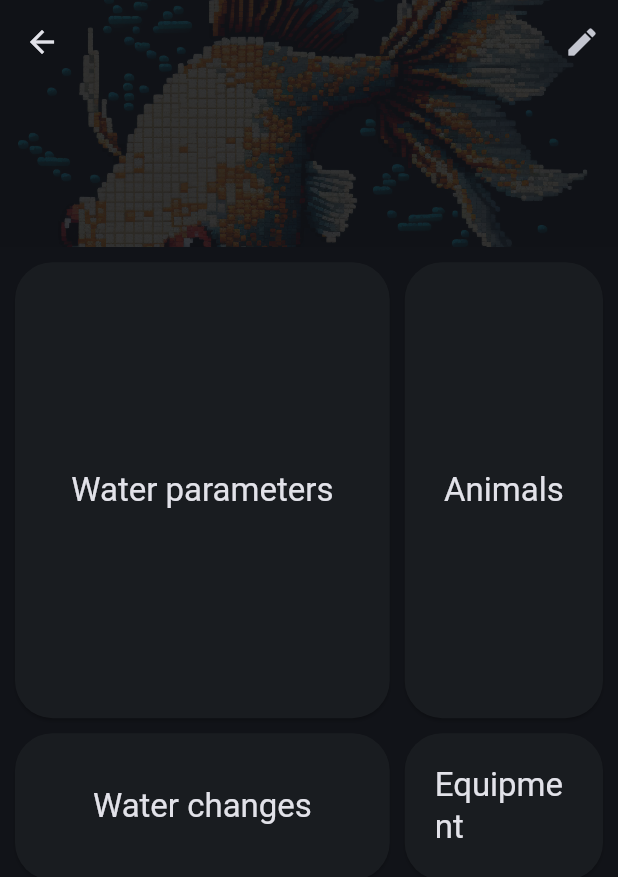
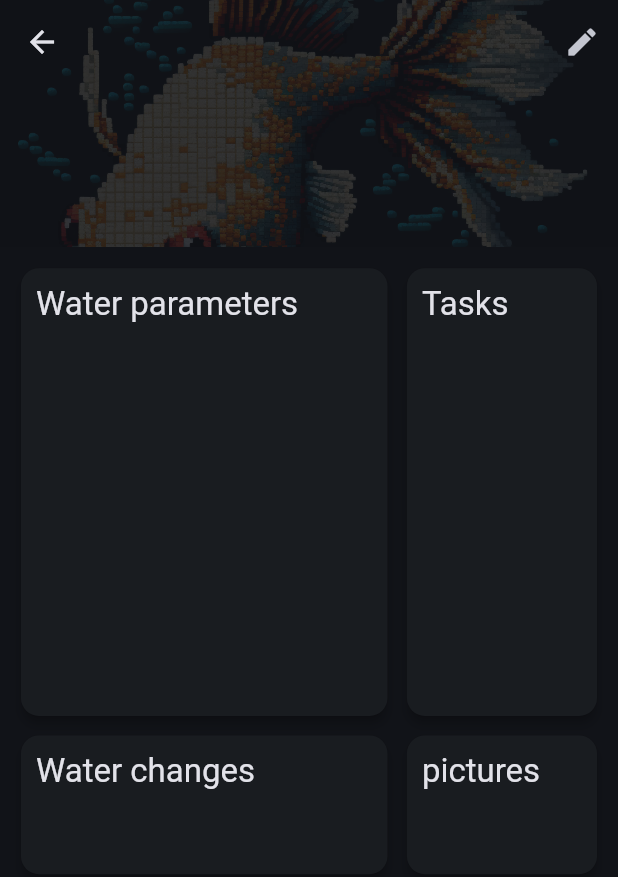
Before and after one commit to AntoineHo6/aquarium_bleu, a Flutter app: the TankPage screen opened directly with empty values, on a phone screen of 412 x 824 dp. Shown: the top 877 px of the screen. Run offline on Flutter 3.47's test engine with Material 2 defaults, Android fonts, the phone set to English and light mode, and no system bars; our stand-ins replace cloud_firestore, firebase_auth, firebase_core, rxdart, shared_preferences, syncfusion_flutter_charts; missing offline and left inert: firebase_ui_auth, firebase_ui_oauth_google; accounts and stored records are empty; generated files the repository leaves out were written again.

```diff
--- a/aquarium_bleu/lib/widgets/tank_page/big_buttons_section.dart
+++ b/aquarium_bleu/lib/widgets/tank_page/big_buttons_section.dart
@@ -28,9 +28,8 @@ class BigButtonsSection extends StatelessWidget {
                         right: _marginBetweenBigButtons,
                         bottom: _marginBetweenBigButtons,
                       ),
-                      child: ElevatedButton(
-                        style: _bigButtonsStyle,
-                        onPressed: () {
+                      child: GestureDetector(
+                        onTap: () {
                           Navigator.push(
                             context,
                             MaterialPageRoute(
@@ -38,9 +37,18 @@ class BigButtonsSection extends StatelessWidget {
                             ),
                           );
                         },
+                        child: Card(
+                          elevation: 3,
+                          child: Padding(
+                            padding: const EdgeInsets.all(_cardPadding),
+                            child: Align(
+                              alignment: Alignment.topLeft,
                               child: Text(
                                 AppLocalizations.of(context).waterParameters,
                                 style: Theme.of(context).textTheme.titleLarge,
+                              ),
+                            ),
+                          ),
                         ),
                       ),
                     ),
@@ -55,12 +63,14 @@ class BigButtonsSection extends StatelessWidget {
                         top: _marginBetweenBigButtons,
                         right: _marginBetweenBigButtons,
                       ),
-                      child: ElevatedButton(
-                        style: _bigButtonsStyle,
-                        onPressed: () => {},
+                      child: Card(
+                        elevation: 3,
+                        child: Padding(
+                          padding: const EdgeInsets.all(_cardPadding),
                           child: Text(
                             AppLocalizations.of(context).waterChanges,
                             style: Theme.of(context).textTheme.titleLarge,
+                          ),
                         ),
                       ),
                     ),
@@ -82,12 +92,14 @@ class BigButtonsSection extends StatelessWidget {
                         left: _marginBetweenBigButtons,
                         bottom: _marginBetweenBigButtons,
                       ),
-                      child: ElevatedButton(
-                        style: _bigButtonsStyle,
-                        onPressed: () => {},
+                      child: Card(
+                        elevation: 3,
+                        child: Padding(
+                          padding: const EdgeInsets.all(_cardPadding),
                           child: Text(
-                          AppLocalizations.of(context).animals,
+                            AppLocalizations.of(context).tasks,
                             style: Theme.of(context).textTheme.titleLarge,
+                          ),
                         ),
                       ),
                     ),
@@ -102,12 +114,14 @@ class BigButtonsSection extends StatelessWidget {
                         top: _marginBetweenBigButtons,
                         left: _marginBetweenBigButtons,
                       ),
-                      child: ElevatedButton(
-                        style: _bigButtonsStyle,
-                        onPressed: () => {},
+                      child: Card(
+                        elevation: 3,
+                        child: Padding(
+                          padding: const EdgeInsets.all(_cardPadding),
                           child: Text(
-                          AppLocalizations.of(context).equipment,
+                            'pictures',
                             style: Theme.of(context).textTheme.titleLarge,
+                          ),
                         ),
                       ),
                     ),
@@ -122,13 +136,5 @@ class BigButtonsSection extends StatelessWidget {
   }
 }
 
-ButtonStyle _bigButtonsStyle = ButtonStyle(
-  padding: MaterialStateProperty.all<EdgeInsets>(const EdgeInsets.all(20)),
-  shape: MaterialStateProperty.all<RoundedRectangleBorder>(
-    RoundedRectangleBorder(
-      borderRadius: BorderRadius.circular(25),
-    ),
-  ),
-);
-
-const double _marginBetweenBigButtons = 5;
+const double _marginBetweenBigButtons = 2.5;
+const double _cardPadding = 10;
```
Also changed, not shown: aquarium_bleu/lib/pages/water_param/water_param_chart_page.dart (added, +23 -0 lines), aquarium_bleu/lib/pages/water_param/water_param_page.dart (+11 -1 lines). Lines whose indentation alone changed are shown as unchanged.
